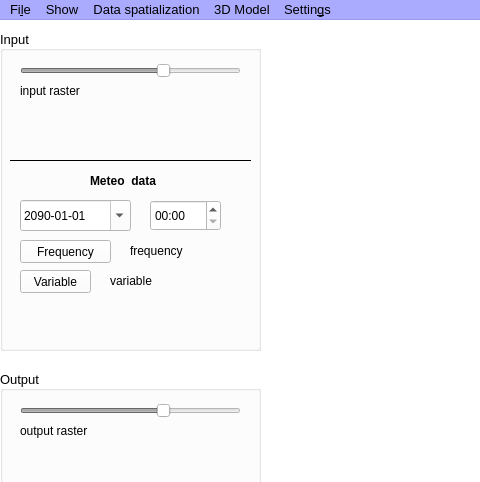
This is bin/CRITERIA3D/mainwindow.ui in gaowudao/CRITERIA3D as Qt 5 draws it before an edit; both pictures show x 0 to 480 and y 0 to 482 of the 1280 by 720 pixel window. The edited form follows.
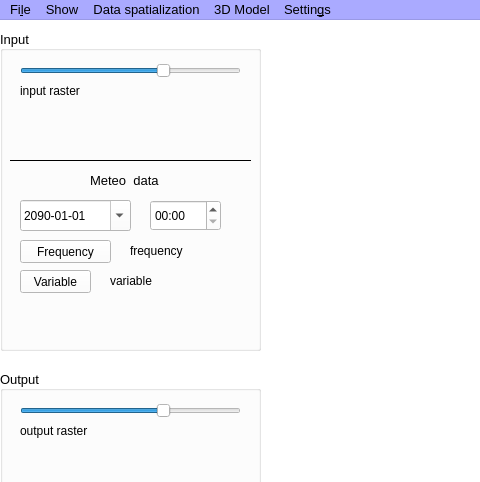
This is the edited form.

Commit message: criteria 3d interface

The edit to the form file:
```diff
--- a/bin/CRITERIA3D/mainwindow.ui
+++ b/bin/CRITERIA3D/mainwindow.ui
@@ -969,7 +969,7 @@
     </property>
     <widget class="QSlider" name="opacitySliderRasterInput">
      <property name="enabled">
-      <bool>false</bool>
+      <bool>true</bool>
      </property>
      <property name="geometry">
       <rect>
@@ -1132,9 +1132,9 @@
      </property>
      <property name="font">
       <font>
-       <pointsize>9</pointsize>
-       <weight>75</weight>
-       <bold>true</bold>
+       <pointsize>10</pointsize>
+       <weight>50</weight>
+       <bold>false</bold>
       </font>
      </property>
      <property name="text">
@@ -1992,7 +1992,7 @@
     </property>
     <widget class="QSlider" name="opacitySliderRasterOutput">
      <property name="enabled">
-      <bool>false</bool>
+      <bool>true</bool>
      </property>
      <property name="geometry">
       <rect>
```
The commit also changes 2 other files.
